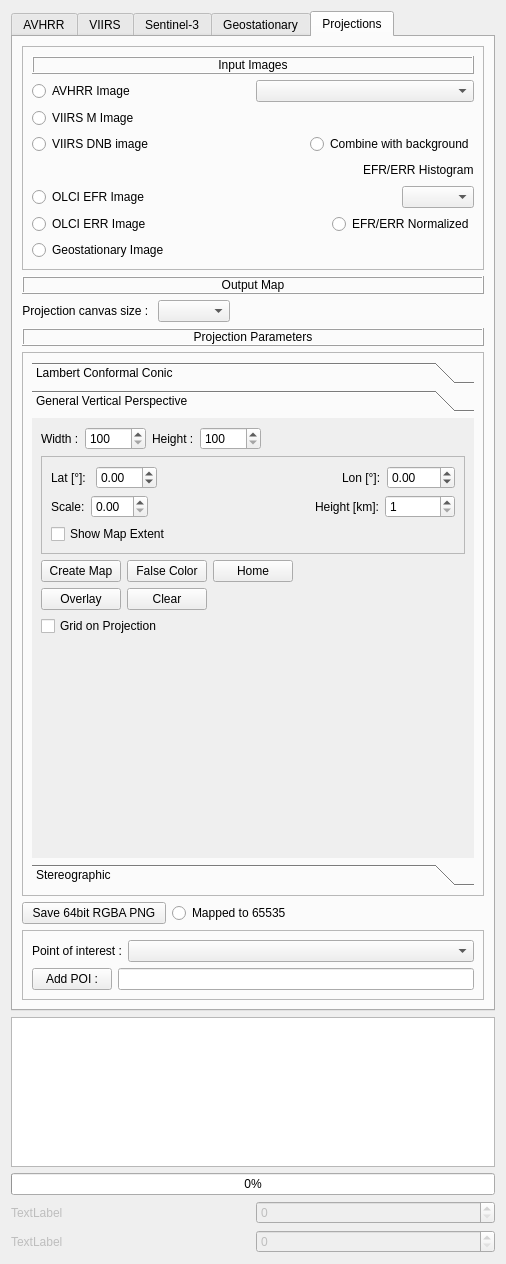
Before: the Qt Designer form core/formtoolbox.ui in hvanruys/EUMETCastView, drawn with Qt 5.
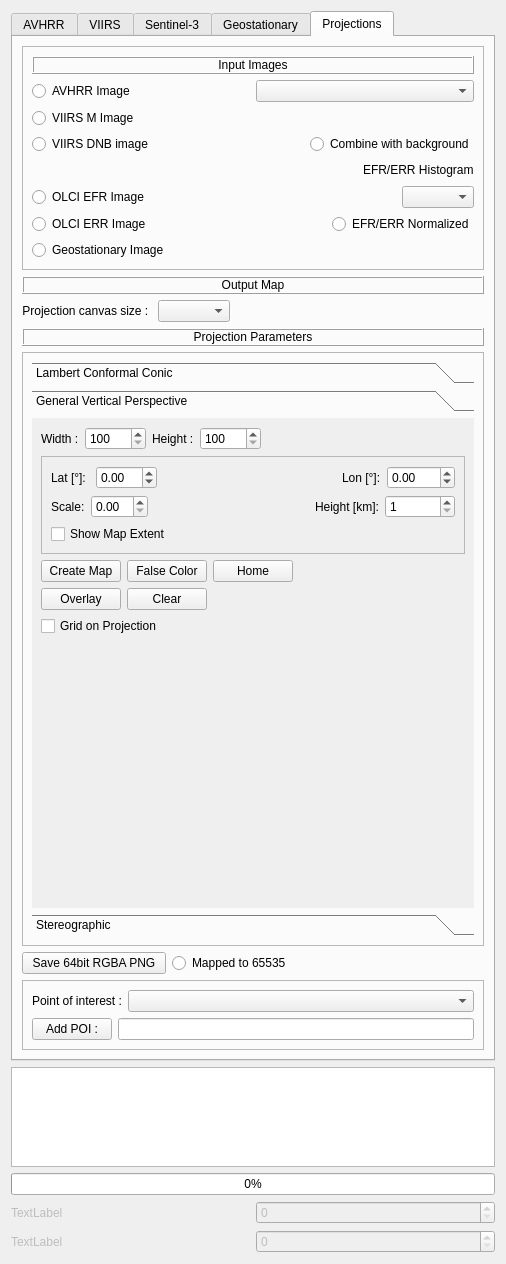
After: the same form once the commit is applied. The open tabs and pages were chosen to show the change. Custom widgets are drawn as their Qt base class.

Patch:
```diff
--- a/core/formtoolbox.ui
+++ b/core/formtoolbox.ui
@@ -6183,7 +6183,7 @@
                  <x>0</x>
                  <y>0</y>
                  <width>444</width>
-                 <height>360</height>
+                 <height>410</height>
                 </rect>
                </property>
                <attribute name="label">
@@ -6951,7 +6951,7 @@
      <property name="minimumSize">
       <size>
        <width>0</width>
-       <height>150</height>
+       <height>100</height>
       </size>
      </property>
      <property name="sizeIncrement">
```
Left out of the diff: 6 changed lines with no effect on the pictures.
